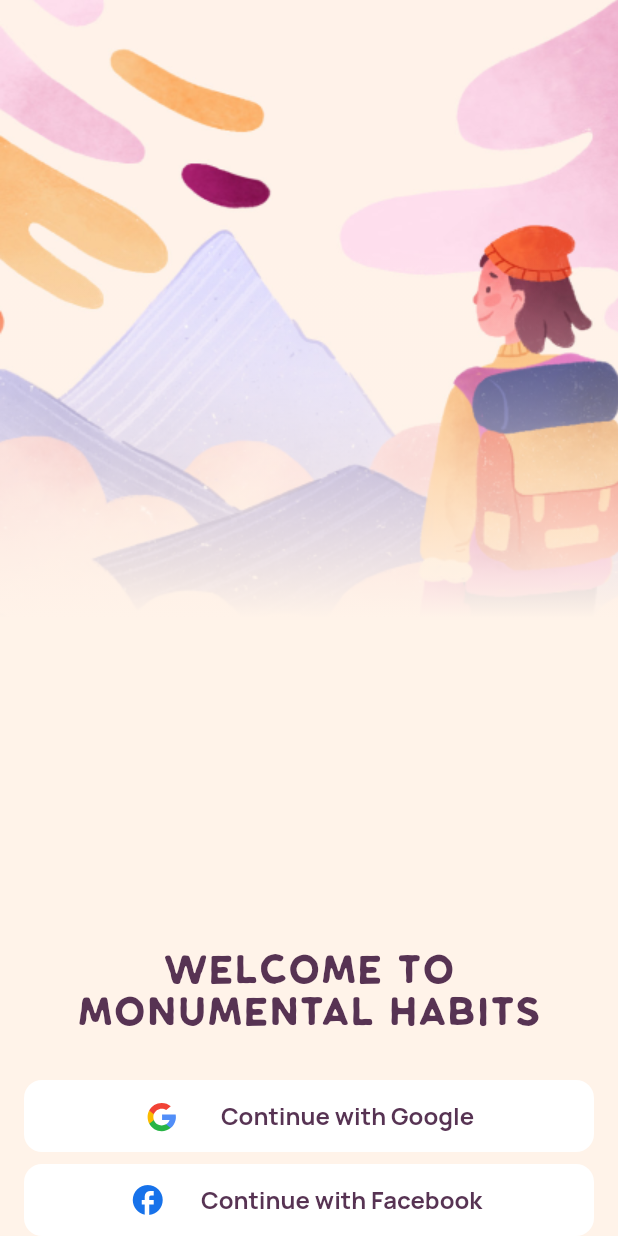
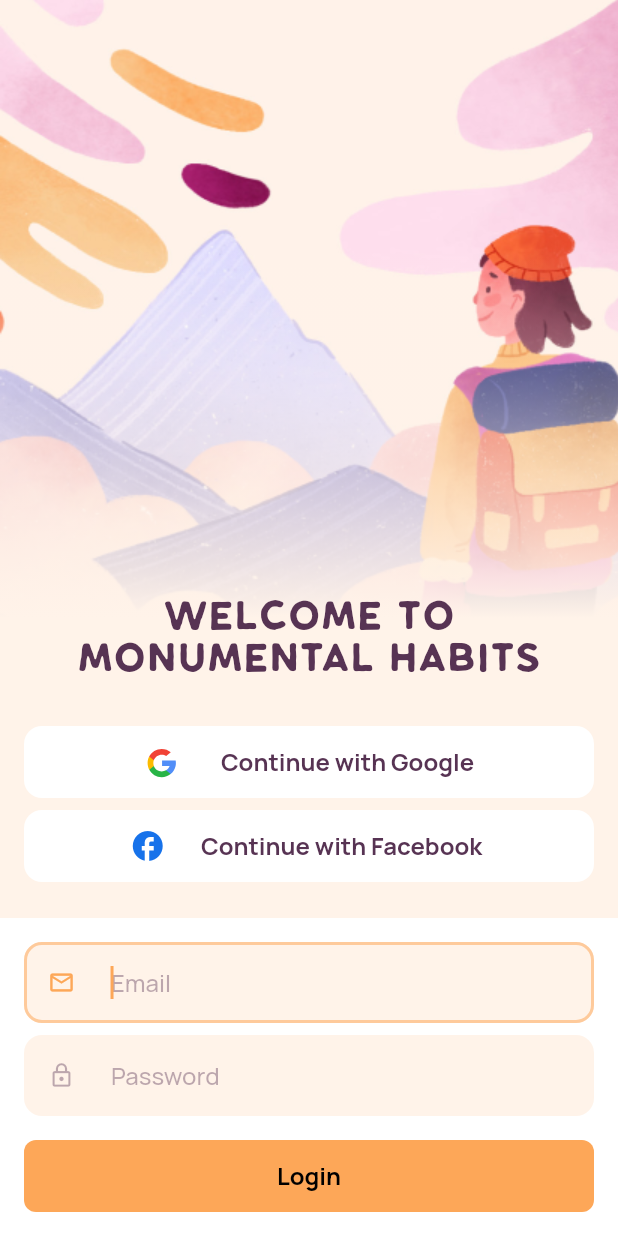
Before and after one commit to diogostein/habit-builder-flutter, a Flutter app: the screen it shows after launch, after a tap on "Skip", on a phone screen of 412 x 824 dp. Run offline on Flutter 3.47's test engine with Material 2 defaults, Android fonts, the phone set to English and light mode, and no system bars; our stand-ins replace flutter_modular, flutter_svg.

Commit message:
[WIP] Cria widget de text form field

```diff
--- /dev/null
+++ b/design_system/lib/atomic/molecules/text_form_field.dart
@@ -0,0 +1,124 @@
+import 'package:design_system/design_system.dart';
+import 'package:flutter/material.dart';
+
+class HBTextFormField extends StatefulWidget {
+  final String? hintText;
+  final IconData? prefixIcon;
+  final bool obscureText;
+  final TextInputType? keyboardType;
+  final TextInputAction? textInputAction;
+  final bool autofocus;
+  final bool enableSuggestions;
+  final bool? enableInteractiveSelection;
+  final TextEditingController? controller;
+  final Color? backgroundColor;
+
+  const HBTextFormField({
+    Key? key,
+    this.hintText,
+    this.prefixIcon,
+    this.obscureText = false,
+    this.keyboardType,
+    this.textInputAction,
+    this.autofocus = false,
+    this.enableSuggestions = true,
+    this.enableInteractiveSelection,
+    this.controller,
+    this.backgroundColor,
+  }) : super(key: key);
+
+  @override
+  State<HBTextFormField> createState() => _HBTextFormFieldState();
+}
+
+class _HBTextFormFieldState extends State<HBTextFormField> {
+  late bool _obscureText;
+  bool _hasFocus = false;
+
+  @override
+  void initState() {
+    super.initState();
+    _obscureText = widget.obscureText;
+  }
+
+  @override
+  Widget build(BuildContext context) {
+    return Focus(
+      onFocusChange: (hasFocus) {
+        setState(() => _hasFocus = hasFocus);
+      },
+      child: TextFormField(
+        controller: widget.controller,
+        keyboardType: widget.keyboardType,
+        textInputAction: widget.textInputAction,
+        autofocus: widget.autofocus,
+        enableInteractiveSelection: widget.enableInteractiveSelection,
+        enableSuggestions: widget.enableSuggestions,
+        obscureText: _obscureText,
+        obscuringCharacter: '●',
+        style: const TextStyle(
+          color: HBMaterialColors.primarySwatch,
+          fontFamily: 'Manrope',
+          package: 'design_system',
+          fontWeight: FontWeight.bold,
+          fontSize: 16,
+        ),
+        decoration: InputDecoration(
+          contentPadding: const EdgeInsets.all(HBSpacings.regular),
+          isDense: true,
+          filled: true,
+          fillColor: widget.backgroundColor,
+          hintText: widget.hintText,
+          hintStyle: TextStyle(
+            color: HBMaterialColors.secondarySwatch.withOpacity(.4),
+            fontFamily: 'Manrope',
+            package: 'design_system',
+            fontWeight: FontWeight.w500,
+            fontSize: 16,
+          ),
+          border: OutlineInputBorder(
+            borderRadius: BorderRadius.circular(12.0),
+            borderSide: BorderSide.none,
+          ),
+          focusedBorder: OutlineInputBorder(
+            borderRadius: BorderRadius.circular(12.0),
+            borderSide: BorderSide(
+              width: 2,
+              color: HBMaterialColors.primarySwatch.shade100,
+            ),
+          ),
+          prefixIcon: widget.prefixIcon != null
+              ? Padding(
+                  padding: const EdgeInsets.only(
+                    left: HBSpacings.regular,
+                    right: HBSpacings.large,
+                  ),
+                  child: Icon(
+                    widget.prefixIcon,
+                    color: _hasFocus
+                        ? HBMaterialColors.primarySwatch
+                        : HBMaterialColors.secondarySwatch.withOpacity(.4),
+                  ),
+                )
+              : null,
+          suffix: widget.obscureText
+              ? InkWell(
+                  onTap: () {
+                    setState(() => _obscureText = !_obscureText);
+                  },
+                  child: Text(
+                    _obscureText ? 'Show' : 'Hide',
+                    style: const TextStyle(
+                      color: HBMaterialColors.secondarySwatch,
+                      fontWeight: FontWeight.w500,
+                      fontSize: 14,
+                      decoration: TextDecoration.underline,
+                    ),
+                  ),
+                )
+              : null,
+        ),
+      ),
+    );
+  }
+}
--- a/design_system/lib/design_system.dart
+++ b/design_system/lib/design_system.dart
@@ -5,6 +5,7 @@ export 'atomic/atoms/image.dart';
 export 'atomic/atoms/tab.dart';
 export 'atomic/atoms/text.dart';
 export 'atomic/molecules/social_button.dart';
+export 'atomic/molecules/text_form_field.dart';
 export 'atomic/tokens/animations.dart';
 export 'atomic/tokens/assets.dart';
 export 'atomic/tokens/colors.dart';
--- a/habit_builder/lib/src/modules/authentication/ui/login_page.dart
+++ b/habit_builder/lib/src/modules/authentication/ui/login_page.dart
@@ -67,6 +67,34 @@ class _LoginPageState extends State<LoginPage> {
                     onPressed: () {},
                   ),
                 ),
+                const SizedBox(height: HBSpacings.large),
+                Container(
+                  padding: const EdgeInsets.all(HBSpacings.regular),
+                  color: Colors.white,
+                  child: Column(
+                    crossAxisAlignment: CrossAxisAlignment.stretch,
+                    children: [
+                      const HBTextFormField(
+                        hintText: 'Email',
+                        prefixIcon: Icons.email_outlined,
+                        backgroundColor: HBColors.background,
+                        keyboardType: TextInputType.emailAddress,
+                        textInputAction: TextInputAction.next,
+                        autofocus: true,
+                      ),
+                      const SizedBox(height: HBSpacings.xSmall),
+                      const HBTextFormField(
+                        hintText: 'Password',
+                        prefixIcon: Icons.lock_outline,
+                        backgroundColor: HBColors.background,
+                        obscureText: true,
+                        textInputAction: TextInputAction.done,
+                      ),
+                      const SizedBox(height: HBSpacings.regular),
+                      HBButton('Login', onPressed: () {}),
+                    ],
+                  ),
+                ),
               ],
             ),
           ),
```
